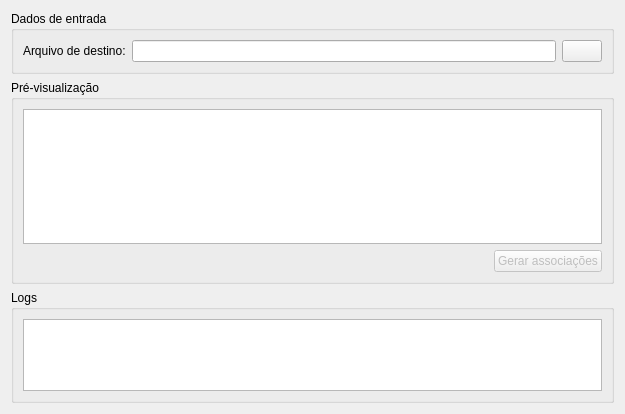
Above: src/main/python/apps/integrador_meli/gui/ui/frm_gerar_associacao_atributos_automovel.ui from thiagodiasbispo/WildHorse before the change. Below: the same form after it.
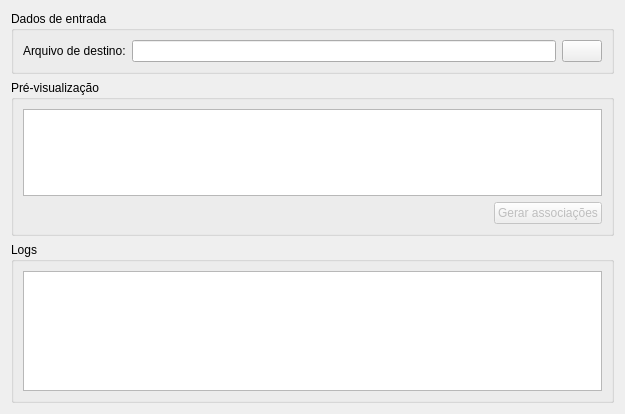
That is the form after the change. Icons and pictures are not drawn.

```diff
--- a/src/main/python/apps/integrador_meli/gui/ui/frm_gerar_associacao_atributos_automovel.ui
+++ b/src/main/python/apps/integrador_meli/gui/ui/frm_gerar_associacao_atributos_automovel.ui
@@ -123,6 +123,12 @@
           <verstretch>0</verstretch>
          </sizepolicy>
         </property>
+        <property name="minimumSize">
+         <size>
+          <width>0</width>
+          <height>120</height>
+         </size>
+        </property>
         <property name="frameShape">
          <enum>QFrame::StyledPanel</enum>
         </property>
```
